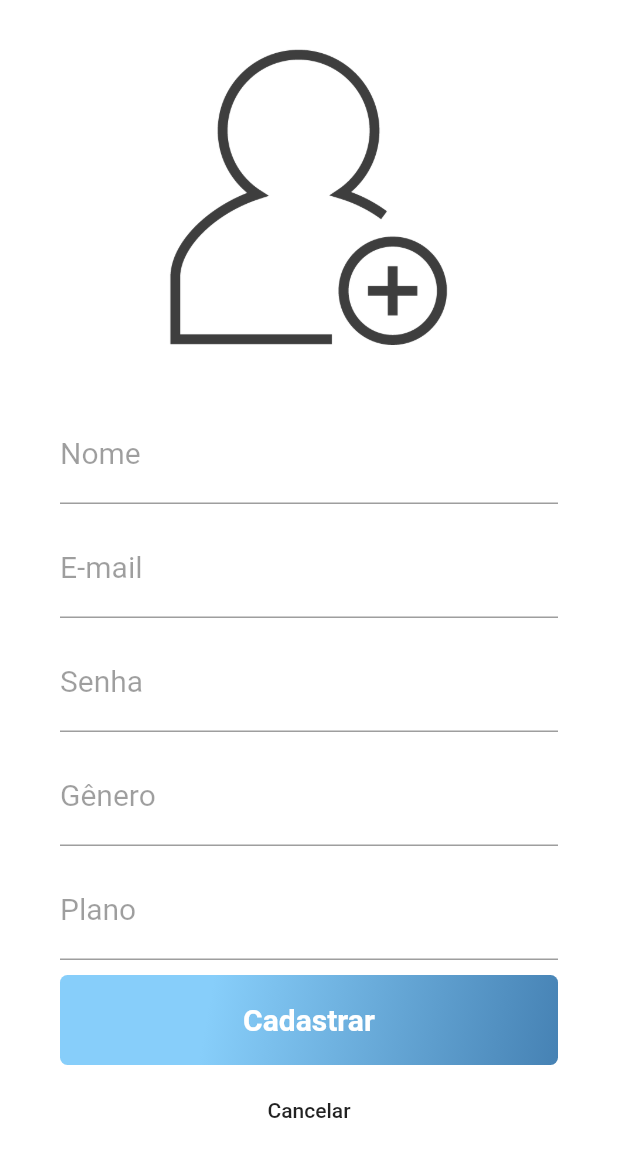
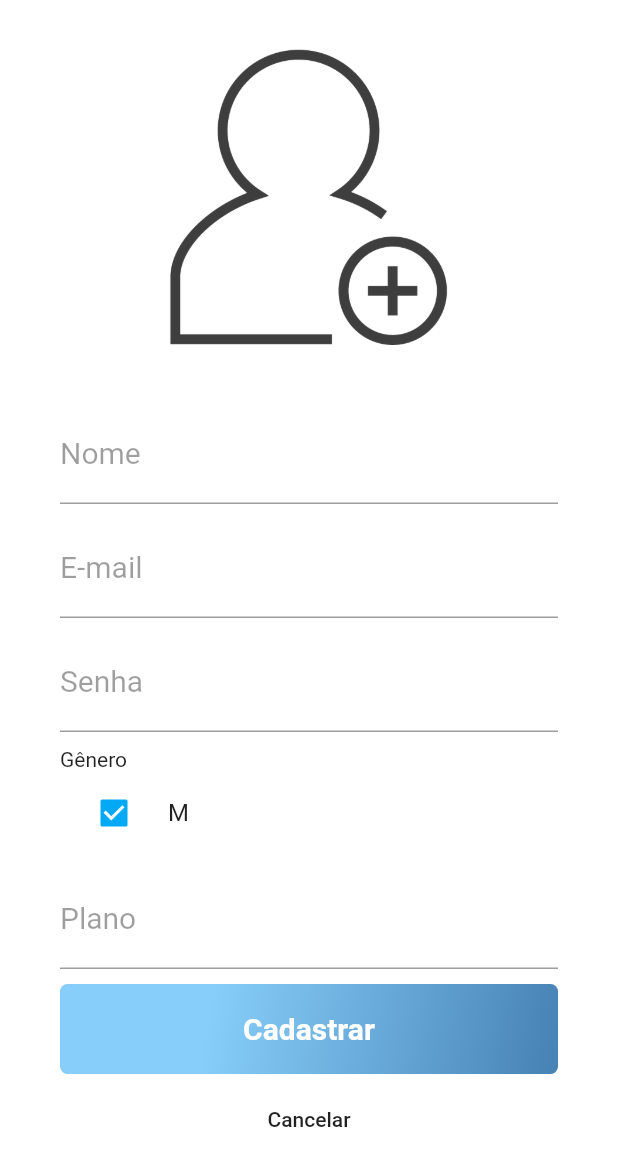
Before and after one commit to jonatasts/Flutter, a Flutter app: the SignupPage screen opened directly, on a phone screen of 412 x 824 dp. Shown: the top 1166 px of the screen. Run offline on Flutter 3.47's test engine with Material 2 defaults, Android fonts, the phone set to English and light mode, and no system bars.

Commit message:
Terminado tela de cadastro

```diff
--- a/my_home/lib/pages/signup.page.dart
+++ b/my_home/lib/pages/signup.page.dart
@@ -9,6 +9,7 @@ class SignupPage extends StatelessWidget {
   final _senhaController = TextEditingController();
   final _genreController = TextEditingController();
   final _planIdController = TextEditingController();
+  bool _checkBoxGenre = true;
 
   final _formCadKey = GlobalKey<FormState>();
 
@@ -42,8 +43,13 @@ class SignupPage extends StatelessWidget {
               SizedBox(
                 height: 10,
               ),
-              //Campo Sexo
-              buildTextFormFieldGenre(),
+              //Campo Gênero
+              //buildTextFormFieldGenre(),
+              Text(
+                "Gênero",
+                textAlign: TextAlign.left,
+              ),
+              buildCheckBoxGenre(),
               SizedBox(
                 height: 10,
               ),
@@ -322,6 +328,18 @@ class SignupPage extends StatelessWidget {
     );
   }
 
+  //CheckBox Gênero
+  buildCheckBoxGenre() {
+    return CheckboxListTile(
+      title: Text("M"),
+      onChanged: (bool value) {
+        this._checkBoxGenre = value;
+      },
+      value: this._checkBoxGenre,
+      controlAffinity: ListTileControlAffinity.leading, //  <-- leading Checkbox
+    );
+  }
+
 //Campo Plano
   buildTextFormFieldPlano() {
     return TextFormField(
--- a/my_home/pubspec.yaml
+++ b/my_home/pubspec.yaml
@@ -28,6 +28,7 @@ dev_dependencies:
   flutter_test:
     sdk: flutter
   http: ^0.12.0+4
+  grouped_buttons: ^1.0.4
 
 
 
```
Also changed, not shown: my_home/lib/pages/api_rest/register.api.dart (+16 -5 lines), my_home/pubspec.lock, 4 other files.
